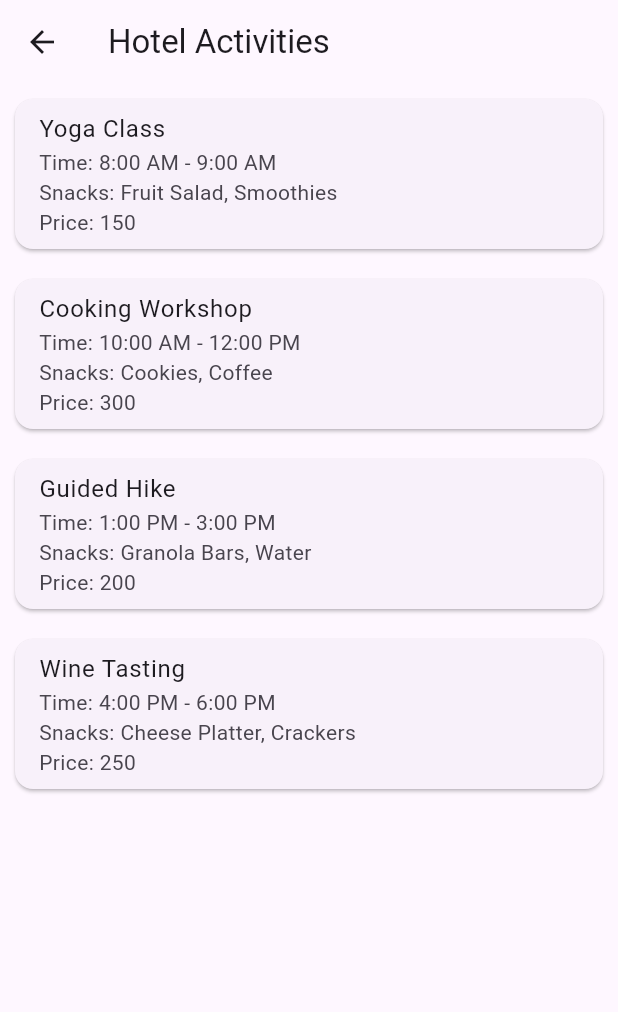
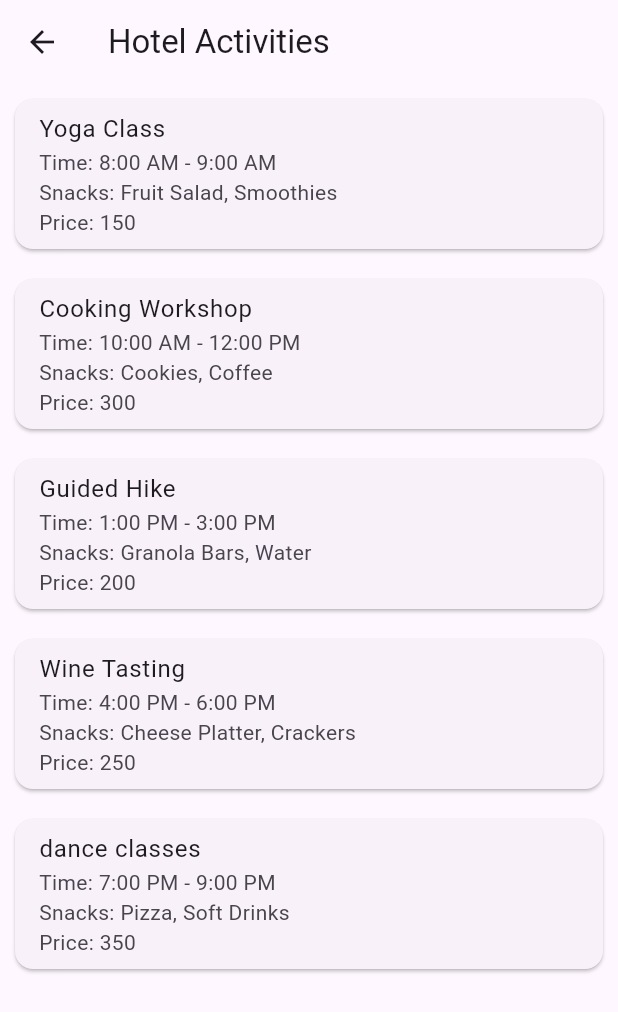
Before and after one commit to murugidorcas/project-1, a Flutter app: the ActivitiesPage screen opened directly, on a phone screen of 412 x 824 dp. Shown: the top 1012 px of the screen. Run offline on Flutter 3.47's test engine with Material 3 defaults, Android fonts, the phone set to English and light mode, and no system bars.

Commit message:
dance class addition

```diff
--- a/lib/2nd.dart
+++ b/lib/2nd.dart
@@ -25,6 +25,12 @@ class ActivitiesPage extends StatelessWidget {
       time: '4:00 PM - 6:00 PM',
       snacks: 'Cheese Platter, Crackers',
       price: '250',
+    ),
+    Activity(
+      name: 'dance classes',
+      time: '7:00 PM - 9:00 PM',
+      snacks: 'Pizza, Soft Drinks',
+      price: '350',
     ),
   ];
 
```
